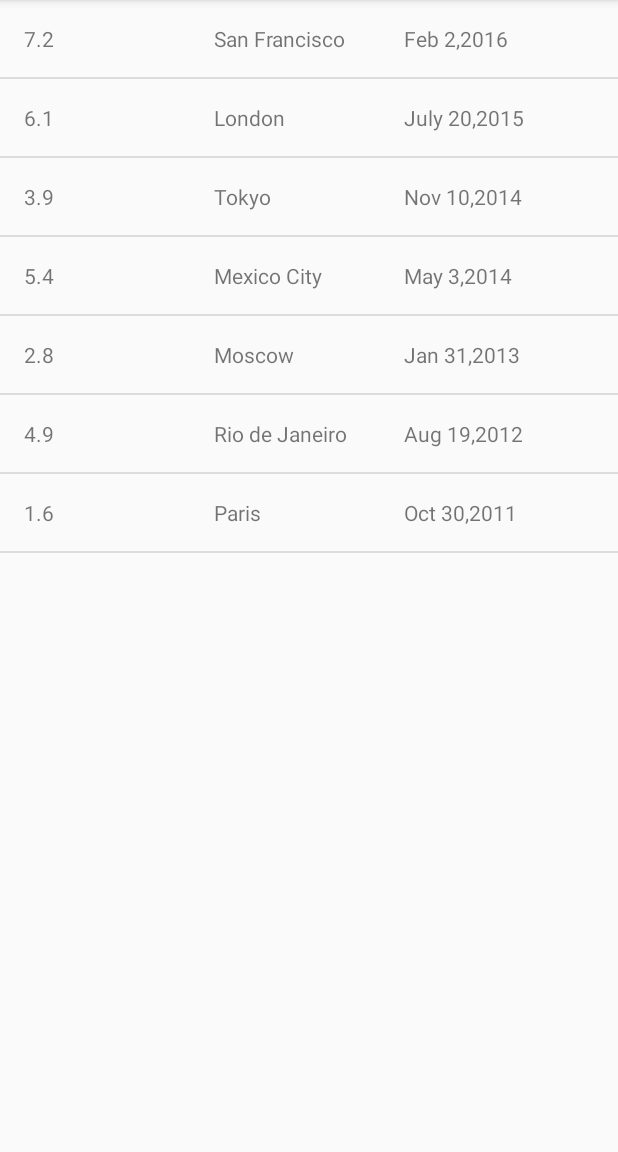
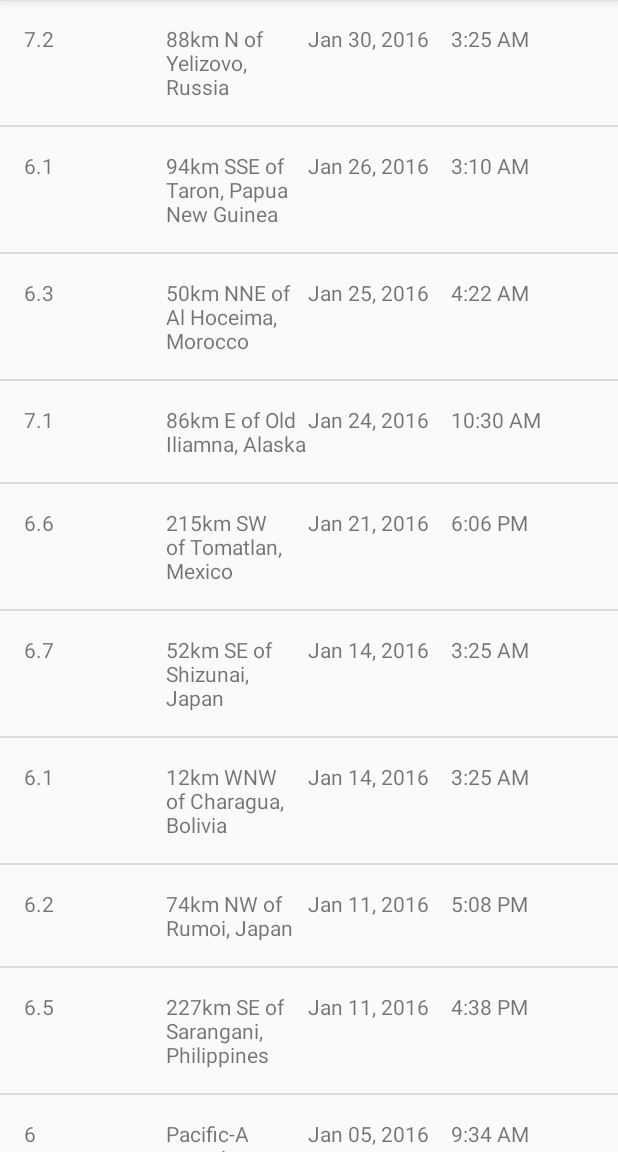
Before and after one commit to tejoyv/EarthQuakeReport, an Android app: the screen it shows after launch (MainActivity), on a phone screen of 412 x 824 dp, the part 84-1236 px from its top. Run offline under Robolectric (Android 15) with nearby library versions, the phone set to English and light mode, and no system bars.

Commit message:
Parsing JSON Response

```diff
--- a/app/src/main/java/com/example/earthquakereport/EarthQuakeAdapter.java
+++ b/app/src/main/java/com/example/earthquakereport/EarthQuakeAdapter.java
@@ -7,7 +7,9 @@ import android.view.ViewGroup;
 import android.widget.ArrayAdapter;
 import android.widget.TextView;
 
+import java.text.SimpleDateFormat;
 import java.util.ArrayList;
+import java.util.Date;
 
 public class EarthQuakeAdapter extends ArrayAdapter<Earthquake> {
 
@@ -44,12 +46,42 @@ public class EarthQuakeAdapter extends ArrayAdapter<Earthquake> {
         // set this text on the number TextView
         locationTextView.setText(currentEarthquake.getPlace());
 
-        TextView dateTextView = (TextView) listItemView.findViewById(R.id.date);
-        dateTextView.setText(currentEarthquake.getDate());
+        // Create a new Date object from the time in milliseconds of the earthquake
+        Date dateObject = new Date(currentEarthquake.getTimeInMilliseconds());
+
+        // Find the TextView with view ID date
+        TextView dateView = (TextView) listItemView.findViewById(R.id.date);
+        // Format the date string (i.e. "Mar 3, 1984")
+        String formattedDate = formatDate(dateObject);
+        // Display the date of the current earthquake in that TextView
+        dateView.setText(formattedDate);
+
+        // Find the TextView with view ID time
+        TextView timeView = (TextView) listItemView.findViewById(R.id.time);
+        // Format the time string (i.e. "4:30PM")
+        String formattedTime = formatTime(dateObject);
+        // Display the time of the current earthquake in that TextView
+        timeView.setText(formattedTime);
+
 
         // Return the whole list item layout (containing 2 TextViews and an ImageView)
         // so that it can be shown in the ListView
         return listItemView;
     }
+    /**
+     * Return the formatted date string (i.e. "Mar 3, 1984") from a Date object.
+     */
+    private String formatDate(Date dateObject) {
+        SimpleDateFormat dateFormat = new SimpleDateFormat("LLL dd, yyyy");
+        return dateFormat.format(dateObject);
+    }
+
+    /**
+     * Return the formatted date string (i.e. "4:30 PM") from a Date object.
+     */
+    private String formatTime(Date dateObject) {
+        SimpleDateFormat timeFormat = new SimpleDateFormat("h:mm a");
+        return timeFormat.format(dateObject);
+    }
 
 }
--- a/app/src/main/java/com/example/earthquakereport/Earthquake.java
+++ b/app/src/main/java/com/example/earthquakereport/Earthquake.java
@@ -4,21 +4,21 @@ public class Earthquake {
 
     private String mMagnitude;
     private String mPlace;
-    private String mDate;
+    private long mTimeInMilliseconds;
 
-    public Earthquake(String magnitude,String place,String date)
+    public Earthquake(String magnitude,String place,long timeInMilliseconds)
     {
         mMagnitude=magnitude;
         mPlace=place;
-        mDate=date;
+        mTimeInMilliseconds=timeInMilliseconds;
     }
 
     public String getMagnitude() {
         return mMagnitude;
     }
 
-    public String getDate() {
-        return mDate;
+    public long getTimeInMilliseconds() {
+        return mTimeInMilliseconds;
     }
 
     public String getPlace() {
--- a/app/src/main/java/com/example/earthquakereport/MainActivity.java
+++ b/app/src/main/java/com/example/earthquakereport/MainActivity.java
@@ -15,14 +15,7 @@ public class MainActivity extends AppCompatActivity {
         super.onCreate(savedInstanceState);
         setContentView(R.layout.activity_main);
 
-        ArrayList<Earthquake> places = new ArrayList<Earthquake>();
-        places.add(new Earthquake("7.2", "San Francisco","Feb 2,2016"));
-        places.add(new Earthquake("6.1", "London","July 20,2015"));
-        places.add(new Earthquake("3.9", "Tokyo","Nov 10,2014"));
-        places.add(new Earthquake("5.4", "Mexico City","May 3,2014"));
-        places.add(new Earthquake("2.8", "Moscow","Jan 31,2013"));
-        places.add(new Earthquake("4.9", "Rio de Janeiro","Aug 19,2012"));
-        places.add(new Earthquake("1.6", "Paris","Oct 30,2011"));
+        ArrayList<Earthquake> places = QueryUtils.extractEarthquakes();
 
         EarthQuakeAdapter adapter = new EarthQuakeAdapter(this, places);
         ListView listView = (ListView)findViewById(R.id.list);
--- /dev/null
+++ b/app/src/main/java/com/example/earthquakereport/QueryUtils.java
@@ -0,0 +1,58 @@
+package com.example.earthquakereport;
+
+import android.util.Log;
+
+import org.json.JSONArray;
+import org.json.JSONException;
+import org.json.JSONObject;
+
+import java.lang.ref.SoftReference;
+import java.util.ArrayList;
+
+public class QueryUtils {
+
+    private static final String SAMPLE_JSON_RESPONSE = "{\"type\":\"FeatureCollection\",\"metadata\":{\"generated\":1462295443000,\"url\":\"http://earthquake.usgs.gov/fdsnws/event/1/query?format=geojson&starttime=2016-01-01&endtime=2016-01-31&minmag=6&limit=10\",\"title\":\"USGS Earthquakes\",\"status\":200,\"api\":\"1.5.2\",\"limit\":10,\"offset\":1,\"count\":10},\"features\":[{\"type\":\"Feature\",\"properties\":{\"mag\":7.2,\"place\":\"88km N of Yelizovo, Russia\",\"time\":1454124312220,\"updated\":1460674294040,\"tz\":720,\"url\":\"http://earthquake.usgs.gov/earthquakes/eventpage/us20004vvx\",\"detail\":\"http://earthquake.usgs.gov/fdsnws/event/1/query?eventid=us20004vvx&format=geojson\",\"felt\":2,\"cdi\":3.4,\"mmi\":5.82,\"alert\":\"green\",\"status\":\"reviewed\",\"tsunami\":1,\"sig\":798,\"net\":\"us\",\"code\":\"20004vvx\",\"ids\":\",at00o1qxho,pt16030050,us20004vvx,gcmt20160130032510,\",\"sources\":\",at,pt,us,gcmt,\",\"types\":\",cap,dyfi,finite-fault,general-link,general-text,geoserve,impact-link,impact-text,losspager,moment-tensor,nearby-cities,origin,phase-data,shakemap,tectonic-summary,\",\"nst\":null,\"dmin\":0.958,\"rms\":1.19,\"gap\":17,\"magType\":\"mww\",\"type\":\"earthquake\",\"title\":\"M 7.2 - 88km N of Yelizovo, Russia\"},\"geometry\":{\"type\":\"Point\",\"coordinates\":[158.5463,53.9776,177]},\"id\":\"us20004vvx\"},\n" +
+            "{\"type\":\"Feature\",\"properties\":{\"mag\":6.1,\"place\":\"94km SSE of Taron, Papua New Guinea\",\"time\":1453777820750,\"updated\":1460156775040,\"tz\":600,\"url\":\"http://earthquake.usgs.gov/earthquakes/eventpage/us20004uks\",\"detail\":\"http://earthquake.usgs.gov/fdsnws/event/1/query?eventid=us20004uks&format=geojson\",\"felt\":null,\"cdi\":null,\"mmi\":4.1,\"alert\":\"green\",\"status\":\"reviewed\",\"tsunami\":1,\"sig\":572,\"net\":\"us\",\"code\":\"20004uks\",\"ids\":\",us20004uks,gcmt20160126031023,\",\"sources\":\",us,gcmt,\",\"types\":\",cap,geoserve,losspager,moment-tensor,nearby-cities,origin,phase-data,shakemap,tectonic-summary,\",\"nst\":null,\"dmin\":1.537,\"rms\":0.74,\"gap\":25,\"magType\":\"mww\",\"type\":\"earthquake\",\"title\":\"M 6.1 - 94km SSE of Taron, Papua New Guinea\"},\"geometry\":{\"type\":\"Point\",\"coordinates\":[153.2454,-5.2952,26]},\"id\":\"us20004uks\"},\n" +
+            "{\"type\":\"Feature\",\"properties\":{\"mag\":6.3,\"place\":\"50km NNE of Al Hoceima, Morocco\",\"time\":1453695722730,\"updated\":1460156773040,\"tz\":0,\"url\":\"http://earthquake.usgs.gov/earthquakes/eventpage/us10004gy9\",\"detail\":\"http://earthquake.usgs.gov/fdsnws/event/1/query?eventid=us10004gy9&format=geojson\",\"felt\":117,\"cdi\":7.2,\"mmi\":5.28,\"alert\":\"green\",\"status\":\"reviewed\",\"tsunami\":0,\"sig\":695,\"net\":\"us\",\"code\":\"10004gy9\",\"ids\":\",us10004gy9,gcmt20160125042203,\",\"sources\":\",us,gcmt,\",\"types\":\",cap,dyfi,geoserve,impact-text,losspager,moment-tensor,nearby-cities,origin,phase-data,shakemap,tectonic-summary,\",\"nst\":null,\"dmin\":2.201,\"rms\":0.92,\"gap\":20,\"magType\":\"mww\",\"type\":\"earthquake\",\"title\":\"M 6.3 - 50km NNE of Al Hoceima, Morocco\"},\"geometry\":{\"type\":\"Point\",\"coordinates\":[-3.6818,35.6493,12]},\"id\":\"us10004gy9\"},\n" +
+            "{\"type\":\"Feature\",\"properties\":{\"mag\":7.1,\"place\":\"86km E of Old Iliamna, Alaska\",\"time\":1453631430230,\"updated\":1460156770040,\"tz\":-540,\"url\":\"http://earthquake.usgs.gov/earthquakes/eventpage/us10004gqp\",\"detail\":\"http://earthquake.usgs.gov/fdsnws/event/1/query?eventid=us10004gqp&format=geojson\",\"felt\":1816,\"cdi\":7.2,\"mmi\":6.6,\"alert\":\"green\",\"status\":\"reviewed\",\"tsunami\":1,\"sig\":1496,\"net\":\"us\",\"code\":\"10004gqp\",\"ids\":\",at00o1gd6r,us10004gqp,ak12496371,gcmt20160124103030,\",\"sources\":\",at,us,ak,gcmt,\",\"types\":\",cap,dyfi,finite-fault,general-link,general-text,geoserve,impact-link,impact-text,losspager,moment-tensor,nearby-cities,origin,phase-data,shakemap,tectonic-summary,trump-origin,\",\"nst\":null,\"dmin\":0.72,\"rms\":2.11,\"gap\":19,\"magType\":\"mww\",\"type\":\"earthquake\",\"title\":\"M 7.1 - 86km E of Old Iliamna, Alaska\"},\"geometry\":{\"type\":\"Point\",\"coordinates\":[-153.4051,59.6363,129]},\"id\":\"us10004gqp\"},\n" +
+            "{\"type\":\"Feature\",\"properties\":{\"mag\":6.6,\"place\":\"215km SW of Tomatlan, Mexico\",\"time\":1453399617650,\"updated\":1459963829040,\"tz\":-420,\"url\":\"http://earthquake.usgs.gov/earthquakes/eventpage/us10004g4l\",\"detail\":\"http://earthquake.usgs.gov/fdsnws/event/1/query?eventid=us10004g4l&format=geojson\",\"felt\":11,\"cdi\":2.7,\"mmi\":3.92,\"alert\":\"green\",\"status\":\"reviewed\",\"tsunami\":1,\"sig\":673,\"net\":\"us\",\"code\":\"10004g4l\",\"ids\":\",at00o1bebo,pt16021050,us10004g4l,gcmt20160121180659,\",\"sources\":\",at,pt,us,gcmt,\",\"types\":\",cap,dyfi,geoserve,impact-link,impact-text,losspager,moment-tensor,nearby-cities,origin,phase-data,shakemap,tectonic-summary,\",\"nst\":null,\"dmin\":2.413,\"rms\":0.98,\"gap\":74,\"magType\":\"mww\",\"type\":\"earthquake\",\"title\":\"M 6.6 - 215km SW of Tomatlan, Mexico\"},\"geometry\":{\"type\":\"Point\",\"coordinates\":[-106.9337,18.8239,10]},\"id\":\"us10004g4l\"},\n" +
+            "{\"type\":\"Feature\",\"properties\":{\"mag\":6.7,\"place\":\"52km SE of Shizunai, Japan\",\"time\":1452741933640,\"updated\":1459304879040,\"tz\":540,\"url\":\"http://earthquake.usgs.gov/earthquakes/eventpage/us10004ebx\",\"detail\":\"http://earthquake.usgs.gov/fdsnws/event/1/query?eventid=us10004ebx&format=geojson\",\"felt\":51,\"cdi\":5.8,\"mmi\":6.45,\"alert\":\"green\",\"status\":\"reviewed\",\"tsunami\":1,\"sig\":720,\"net\":\"us\",\"code\":\"10004ebx\",\"ids\":\",us10004ebx,pt16014050,at00o0xauk,gcmt20160114032534,\",\"sources\":\",us,pt,at,gcmt,\",\"types\":\",associate,cap,dyfi,geoserve,impact-link,impact-text,losspager,moment-tensor,nearby-cities,origin,phase-data,shakemap,\",\"nst\":null,\"dmin\":0.281,\"rms\":0.98,\"gap\":22,\"magType\":\"mww\",\"type\":\"earthquake\",\"title\":\"M 6.7 - 52km SE of Shizunai, Japan\"},\"geometry\":{\"type\":\"Point\",\"coordinates\":[142.781,41.9723,46]},\"id\":\"us10004ebx\"},\n" +
+            "{\"type\":\"Feature\",\"properties\":{\"mag\":6.1,\"place\":\"12km WNW of Charagua, Bolivia\",\"time\":1452741928270,\"updated\":1459304879040,\"tz\":-240,\"url\":\"http://earthquake.usgs.gov/earthquakes/eventpage/us10004ebw\",\"detail\":\"http://earthquake.usgs.gov/fdsnws/event/1/query?eventid=us10004ebw&format=geojson\",\"felt\":3,\"cdi\":2.2,\"mmi\":2.21,\"alert\":\"green\",\"status\":\"reviewed\",\"tsunami\":0,\"sig\":573,\"net\":\"us\",\"code\":\"10004ebw\",\"ids\":\",us10004ebw,gcmt20160114032528,\",\"sources\":\",us,gcmt,\",\"types\":\",cap,dyfi,geoserve,impact-text,losspager,moment-tensor,nearby-cities,origin,phase-data,shakemap,tectonic-summary,\",\"nst\":null,\"dmin\":5.492,\"rms\":1.04,\"gap\":16,\"magType\":\"mww\",\"type\":\"earthquake\",\"title\":\"M 6.1 - 12km WNW of Charagua, Bolivia\"},\"geometry\":{\"type\":\"Point\",\"coordinates\":[-63.3288,-19.7597,582.56]},\"id\":\"us10004ebw\"},\n" +
+            "{\"type\":\"Feature\",\"properties\":{\"mag\":6.2,\"place\":\"74km NW of Rumoi, Japan\",\"time\":1452532083920,\"updated\":1459304875040,\"tz\":540,\"url\":\"http://earthquake.usgs.gov/earthquakes/eventpage/us10004djn\",\"detail\":\"http://earthquake.usgs.gov/fdsnws/event/1/query?eventid=us10004djn&format=geojson\",\"felt\":8,\"cdi\":3.4,\"mmi\":3.74,\"alert\":\"green\",\"status\":\"reviewed\",\"tsunami\":0,\"sig\":594,\"net\":\"us\",\"code\":\"10004djn\",\"ids\":\",us10004djn,gcmt20160111170803,\",\"sources\":\",us,gcmt,\",\"types\":\",cap,dyfi,geoserve,impact-text,losspager,moment-tensor,nearby-cities,origin,phase-data,shakemap,tectonic-summary,\",\"nst\":null,\"dmin\":1.139,\"rms\":0.96,\"gap\":33,\"magType\":\"mww\",\"type\":\"earthquake\",\"title\":\"M 6.2 - 74km NW of Rumoi, Japan\"},\"geometry\":{\"type\":\"Point\",\"coordinates\":[141.0867,44.4761,238.81]},\"id\":\"us10004djn\"},\n" +
+            "{\"type\":\"Feature\",\"properties\":{\"mag\":6.5,\"place\":\"227km SE of Sarangani, Philippines\",\"time\":1452530285900,\"updated\":1459304874040,\"tz\":480,\"url\":\"http://earthquake.usgs.gov/earthquakes/eventpage/us10004dj5\",\"detail\":\"http://earthquake.usgs.gov/fdsnws/event/1/query?eventid=us10004dj5&format=geojson\",\"felt\":1,\"cdi\":2.7,\"mmi\":7.5,\"alert\":\"green\",\"status\":\"reviewed\",\"tsunami\":1,\"sig\":650,\"net\":\"us\",\"code\":\"10004dj5\",\"ids\":\",at00o0srjp,pt16011050,us10004dj5,gcmt20160111163807,\",\"sources\":\",at,pt,us,gcmt,\",\"types\":\",cap,dyfi,geoserve,impact-link,impact-text,losspager,moment-tensor,nearby-cities,origin,phase-data,shakemap,tectonic-summary,\",\"nst\":null,\"dmin\":3.144,\"rms\":0.72,\"gap\":22,\"magType\":\"mww\",\"type\":\"earthquake\",\"title\":\"M 6.5 - 227km SE of Sarangani, Philippines\"},\"geometry\":{\"type\":\"Point\",\"coordinates\":[126.8621,3.8965,13]},\"id\":\"us10004dj5\"},\n" +
+            "{\"type\":\"Feature\",\"properties\":{\"mag\":6,\"place\":\"Pacific-Antarctic Ridge\",\"time\":1451986454620,\"updated\":1459202978040,\"tz\":-540,\"url\":\"http://earthquake.usgs.gov/earthquakes/eventpage/us10004bgk\",\"detail\":\"http://earthquake.usgs.gov/fdsnws/event/1/query?eventid=us10004bgk&format=geojson\",\"felt\":0,\"cdi\":1,\"mmi\":0,\"alert\":\"green\",\"status\":\"reviewed\",\"tsunami\":0,\"sig\":554,\"net\":\"us\",\"code\":\"10004bgk\",\"ids\":\",us10004bgk,gcmt20160105093415,\",\"sources\":\",us,gcmt,\",\"types\":\",cap,dyfi,geoserve,losspager,moment-tensor,nearby-cities,origin,phase-data,shakemap,\",\"nst\":null,\"dmin\":30.75,\"rms\":0.67,\"gap\":71,\"magType\":\"mww\",\"type\":\"earthquake\",\"title\":\"M 6.0 - Pacific-Antarctic Ridge\"},\"geometry\":{\"type\":\"Point\",\"coordinates\":[-136.2603,-54.2906,10]},\"id\":\"us10004bgk\"}],\"bbox\":[-153.4051,-54.2906,10,158.5463,59.6363,582.56]}";
+
+    private QueryUtils() {
+    }
+
+    public static ArrayList<Earthquake> extractEarthquakes() {
+
+        // Create an empty ArrayList that we can start adding earthquakes to
+        ArrayList<Earthquake> earthquakes = new ArrayList<>();
+        try {
+            JSONObject root = new JSONObject(SAMPLE_JSON_RESPONSE);
+            JSONArray featuresArray=root.getJSONArray("features");
+
+            for(int i=0;i<featuresArray.length();i++)
+            {
+                JSONObject currentEarthquake=featuresArray.getJSONObject(i);
+                JSONObject prop=currentEarthquake.getJSONObject("properties");
+
+                String magnitude = prop.getString("mag");
+                String location = prop.getString("place");
+
+                // Extract the value for the key called "time"
+                long time = prop.getLong("time");
+
+                Earthquake earthquake = new Earthquake(magnitude,location,time);
+                earthquakes.add(earthquake);
+            }
+
+        } catch (JSONException e) {
+            Log.e("QueryUtils", "Problem parsing the earthquake JSON results", e);
+        }
+
+        // Return the list of earthquakes
+        return earthquakes;
+    }
+}
--- a/app/src/main/res/layout/list_item.xml
+++ b/app/src/main/res/layout/list_item.xml
@@ -25,5 +25,11 @@
         android:layout_weight="1"
         android:layout_width="0dp"
         android:layout_height="wrap_content"/>
+    <TextView
+        android:id="@+id/time"
+        android:layout_width="0dp"
+        android:layout_height="wrap_content"
+        android:layout_weight="1"
+        tools:text="3:00 PM" />
 
 </LinearLayout>
```
